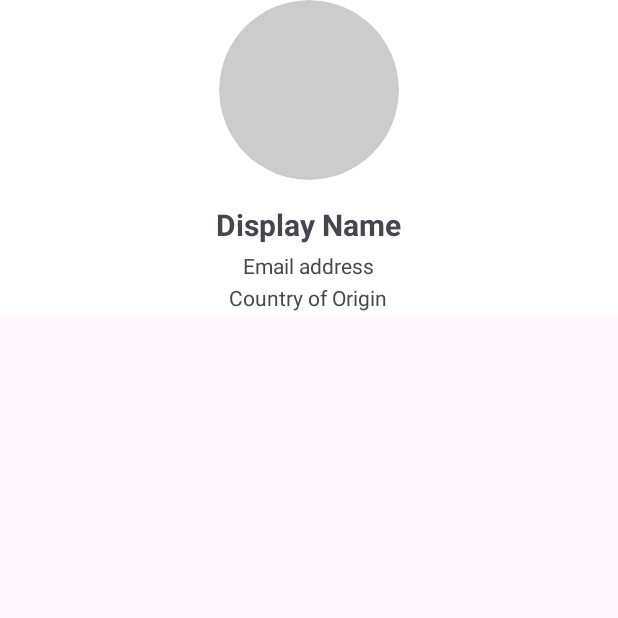
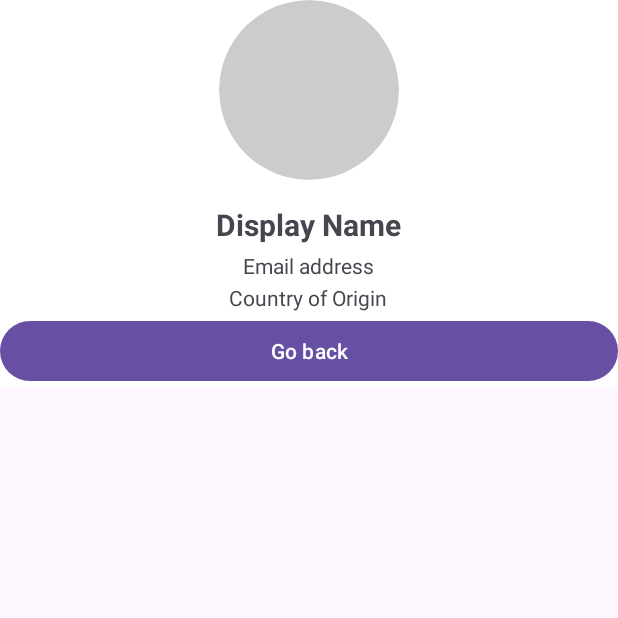
Before and after one commit to MatuszHU/TravelApp, an Android app: the UserActivity screen opened directly, with no data from a screen before it, on a phone screen of 412 x 824 dp, the top half of it. Run offline under Robolectric (Android 15) with nearby library versions, the phone set to English and light mode, and no system bars; 4 statements that could not run were skipped.

Commit message:
Separeting interface (cleancode)

```diff
--- a/app/src/main/java/hu/matusz/travelapp/UserActivity.java
+++ b/app/src/main/java/hu/matusz/travelapp/UserActivity.java
@@ -14,6 +14,11 @@ import com.bumptech.glide.Glide;
 
 import hu.matusz.travelapp.util.database.models.User;
 
+/**
+ * Just a prototype
+ * @author Matusz
+ * @version v0.1
+ */
 public class UserActivity extends AppCompatActivity {
     private User user;
     @Override
--- a/app/src/main/res/layout/activity_user_page.xml
+++ b/app/src/main/res/layout/activity_user_page.xml
@@ -43,4 +43,10 @@
         android:text="Country of Origin"
         android:layout_marginBottom="2dp" />
 
+    <Button
+        android:id="@+id/exit"
+        android:layout_width="match_parent"
+        android:layout_height="wrap_content"
+        android:text="Go back" />
+
 </LinearLayout>
```
